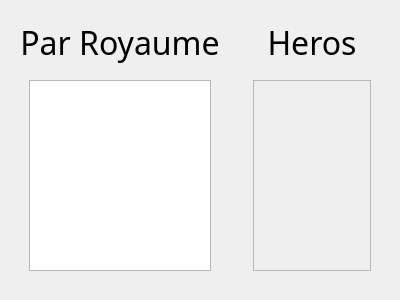
Before: the Qt Designer form python_modules/view/view_heros/book_warrior_homepage.ui in cyril711/git-MythicWar, drawn with Qt 5.
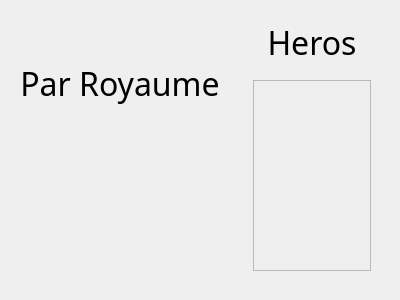
After: the same form once the commit is applied.

Commit message: ajout pages html + onglet book

Patch:
```diff
--- a/python_modules/view/view_heros/book_warrior_homepage.ui
+++ b/python_modules/view/view_heros/book_warrior_homepage.ui
@@ -35,23 +35,7 @@
       </item>
       <item>
        <widget class="QWidget" name="widget_4" native="true">
-        <layout class="QHBoxLayout" name="horizontalLayout_2">
-         <item>
-          <widget class="QTreeWidget" name="treeKingdom">
-           <property name="animated">
-            <bool>true</bool>
-           </property>
-           <attribute name="headerVisible">
-            <bool>false</bool>
-           </attribute>
-           <column>
-            <property name="text">
-             <string notr="true">1</string>
-            </property>
-           </column>
-          </widget>
-         </item>
-        </layout>
+        <layout class="QHBoxLayout" name="horizontalLayout_2"/>
        </widget>
       </item>
      </layout>
```
Left out of the diff: 6 changed lines with no effect on the pictures. The commit also changes 52 other files.
